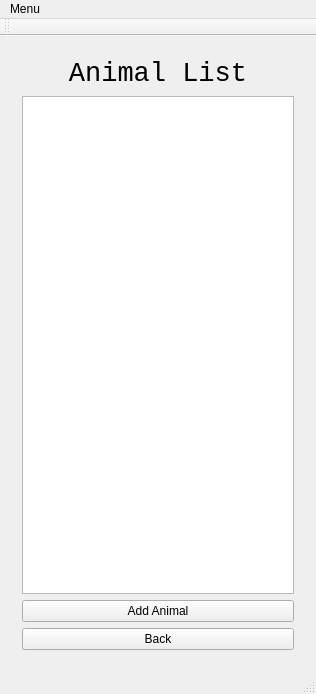
This is cuACS/mainwindow.ui in husseinkhlawey/NullPointerException as Qt 5 draws it before an edit. The edited form follows.
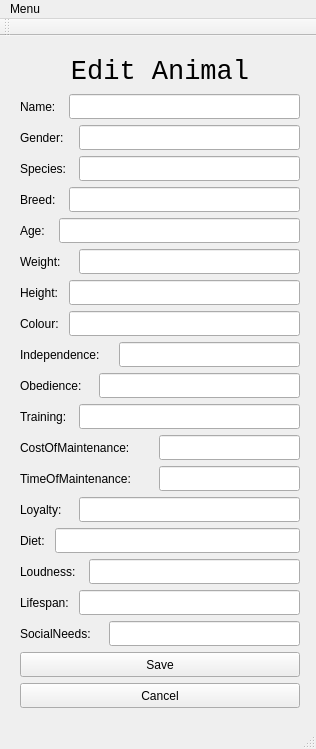
This is the edited form.

Commit message: all clients added and edit animal GUI :incognito:

```diff
--- a/cuACS/mainwindow.ui
+++ b/cuACS/mainwindow.ui
@@ -7,18 +7,18 @@
     <x>0</x>
     <y>0</y>
     <width>316</width>
-    <height>687</height>
+    <height>749</height>
    </rect>
   </property>
   <property name="windowTitle">
    <string>MainWindow</string>
   </property>
   <widget class="QWidget" name="centralWidget">
-   <layout class="QHBoxLayout" name="horizontalLayout_2">
+   <layout class="QVBoxLayout" name="verticalLayout_12">
     <item>
      <widget class="QStackedWidget" name="stackedWidget">
       <property name="currentIndex">
-       <number>5</number>
+       <number>11</number>
       </property>
       <widget class="QWidget" name="page_1">
        <layout class="QVBoxLayout" name="verticalLayout_2">
@@ -622,6 +622,525 @@
         </item>
        </layout>
       </widget>
+      <widget class="QWidget" name="page_5">
+       <widget class="QLineEdit" name="lineEdit_24">
+        <property name="geometry">
+         <rect>
+          <x>108</x>
+          <y>295</y>
+          <width>181</width>
+          <height>25</height>
+         </rect>
+        </property>
+        <property name="text">
+         <string/>
+        </property>
+       </widget>
+       <widget class="QLabel" name="label_12">
+        <property name="geometry">
+         <rect>
+          <x>9</x>
+          <y>9</y>
+          <width>280</width>
+          <height>32</height>
+         </rect>
+        </property>
+        <property name="font">
+         <font>
+          <family>Liberation Mono</family>
+          <pointsize>20</pointsize>
+         </font>
+        </property>
+        <property name="text">
+         <string>Edit Animal</string>
+        </property>
+        <property name="alignment">
+         <set>Qt::AlignCenter</set>
+        </property>
+       </widget>
+       <widget class="QPushButton" name="pushButton_22">
+        <property name="geometry">
+         <rect>
+          <x>9</x>
+          <y>636</y>
+          <width>280</width>
+          <height>25</height>
+         </rect>
+        </property>
+        <property name="text">
+         <string>Cancel</string>
+        </property>
+       </widget>
+       <widget class="QLineEdit" name="lineEdit_25">
+        <property name="geometry">
+         <rect>
+          <x>68</x>
+          <y>109</y>
+          <width>221</width>
+          <height>25</height>
+         </rect>
+        </property>
+        <property name="text">
+         <string/>
+        </property>
+       </widget>
+       <widget class="QLineEdit" name="lineEdit_26">
+        <property name="geometry">
+         <rect>
+          <x>68</x>
+          <y>450</y>
+          <width>221</width>
+          <height>25</height>
+         </rect>
+        </property>
+        <property name="text">
+         <string/>
+        </property>
+       </widget>
+       <widget class="QLineEdit" name="lineEdit_27">
+        <property name="geometry">
+         <rect>
+          <x>68</x>
+          <y>543</y>
+          <width>221</width>
+          <height>25</height>
+         </rect>
+        </property>
+        <property name="text">
+         <string/>
+        </property>
+       </widget>
+       <widget class="QPushButton" name="pushButton_23">
+        <property name="geometry">
+         <rect>
+          <x>9</x>
+          <y>605</y>
+          <width>280</width>
+          <height>25</height>
+         </rect>
+        </property>
+        <property name="text">
+         <string>Save</string>
+        </property>
+       </widget>
+       <widget class="QLineEdit" name="lineEdit_28">
+        <property name="geometry">
+         <rect>
+          <x>68</x>
+          <y>357</y>
+          <width>221</width>
+          <height>25</height>
+         </rect>
+        </property>
+        <property name="text">
+         <string/>
+        </property>
+       </widget>
+       <widget class="QLineEdit" name="lineEdit_29">
+        <property name="geometry">
+         <rect>
+          <x>58</x>
+          <y>47</y>
+          <width>231</width>
+          <height>25</height>
+         </rect>
+        </property>
+        <property name="text">
+         <string/>
+        </property>
+       </widget>
+       <widget class="QLineEdit" name="lineEdit_30">
+        <property name="geometry">
+         <rect>
+          <x>58</x>
+          <y>264</y>
+          <width>231</width>
+          <height>25</height>
+         </rect>
+        </property>
+        <property name="text">
+         <string/>
+        </property>
+       </widget>
+       <widget class="QLineEdit" name="lineEdit_31">
+        <property name="geometry">
+         <rect>
+          <x>78</x>
+          <y>512</y>
+          <width>211</width>
+          <height>25</height>
+         </rect>
+        </property>
+        <property name="text">
+         <string/>
+        </property>
+       </widget>
+       <widget class="QLineEdit" name="lineEdit_32">
+        <property name="geometry">
+         <rect>
+          <x>88</x>
+          <y>326</y>
+          <width>201</width>
+          <height>25</height>
+         </rect>
+        </property>
+        <property name="text">
+         <string/>
+        </property>
+       </widget>
+       <widget class="QLineEdit" name="lineEdit_33">
+        <property name="geometry">
+         <rect>
+          <x>148</x>
+          <y>388</y>
+          <width>141</width>
+          <height>25</height>
+         </rect>
+        </property>
+        <property name="text">
+         <string/>
+        </property>
+       </widget>
+       <widget class="QLineEdit" name="lineEdit_34">
+        <property name="geometry">
+         <rect>
+          <x>68</x>
+          <y>78</y>
+          <width>221</width>
+          <height>25</height>
+         </rect>
+        </property>
+        <property name="text">
+         <string/>
+        </property>
+       </widget>
+       <widget class="QLineEdit" name="lineEdit_35">
+        <property name="geometry">
+         <rect>
+          <x>98</x>
+          <y>574</y>
+          <width>191</width>
+          <height>25</height>
+         </rect>
+        </property>
+        <property name="text">
+         <string/>
+        </property>
+       </widget>
+       <widget class="QLineEdit" name="lineEdit_36">
+        <property name="geometry">
+         <rect>
+          <x>58</x>
+          <y>233</y>
+          <width>231</width>
+          <height>25</height>
+         </rect>
+        </property>
+        <property name="text">
+         <string/>
+        </property>
+       </widget>
+       <widget class="QLineEdit" name="lineEdit_37">
+        <property name="geometry">
+         <rect>
+          <x>148</x>
+          <y>419</y>
+          <width>141</width>
+          <height>25</height>
+         </rect>
+        </property>
+        <property name="text">
+         <string/>
+        </property>
+       </widget>
+       <widget class="QLineEdit" name="lineEdit_38">
+        <property name="geometry">
+         <rect>
+          <x>48</x>
+          <y>171</y>
+          <width>241</width>
+          <height>25</height>
+         </rect>
+        </property>
+        <property name="text">
+         <string/>
+        </property>
+       </widget>
+       <widget class="QLineEdit" name="lineEdit_39">
+        <property name="geometry">
+         <rect>
+          <x>44</x>
+          <y>481</y>
+          <width>245</width>
+          <height>25</height>
+         </rect>
+        </property>
+        <property name="text">
+         <string/>
+        </property>
+       </widget>
+       <widget class="QLineEdit" name="lineEdit_40">
+        <property name="geometry">
+         <rect>
+          <x>68</x>
+          <y>202</y>
+          <width>221</width>
+          <height>25</height>
+         </rect>
+        </property>
+        <property name="text">
+         <string/>
+        </property>
+       </widget>
+       <widget class="QLineEdit" name="lineEdit_41">
+        <property name="geometry">
+         <rect>
+          <x>58</x>
+          <y>140</y>
+          <width>231</width>
+          <height>25</height>
+         </rect>
+        </property>
+        <property name="text">
+         <string/>
+        </property>
+       </widget>
+       <widget class="QLabel" name="label_13">
+        <property name="geometry">
+         <rect>
+          <x>9</x>
+          <y>574</y>
+          <width>91</width>
+          <height>25</height>
+         </rect>
+        </property>
+        <property name="text">
+         <string>SocialNeeds:</string>
+        </property>
+       </widget>
+       <widget class="QLabel" name="label_14">
+        <property name="geometry">
+         <rect>
+          <x>9</x>
+          <y>543</y>
+          <width>61</width>
+          <height>25</height>
+         </rect>
+        </property>
+        <property name="text">
+         <string>Lifespan:</string>
+        </property>
+       </widget>
+       <widget class="QLabel" name="label_15">
+        <property name="geometry">
+         <rect>
+          <x>9</x>
+          <y>512</y>
+          <width>71</width>
+          <height>25</height>
+         </rect>
+        </property>
+        <property name="text">
+         <string>Loudness:</string>
+        </property>
+       </widget>
+       <widget class="QLabel" name="label_16">
+        <property name="geometry">
+         <rect>
+          <x>9</x>
+          <y>481</y>
+          <width>31</width>
+          <height>25</height>
+         </rect>
+        </property>
+        <property name="text">
+         <string>Diet:</string>
+        </property>
+       </widget>
+       <widget class="QLabel" name="label_17">
+        <property name="geometry">
+         <rect>
+          <x>9</x>
+          <y>450</y>
+          <width>51</width>
+          <height>25</height>
+         </rect>
+        </property>
+        <property name="text">
+         <string>Loyalty:</string>
+        </property>
+       </widget>
+       <widget class="QLabel" name="label_18">
+        <property name="geometry">
+         <rect>
+          <x>9</x>
+          <y>419</y>
+          <width>141</width>
+          <height>25</height>
+         </rect>
+        </property>
+        <property name="text">
+         <string>TimeOfMaintenance:</string>
+        </property>
+       </widget>
+       <widget class="QLabel" name="label_19">
+        <property name="geometry">
+         <rect>
+          <x>9</x>
+          <y>388</y>
+          <width>131</width>
+          <height>25</height>
+         </rect>
+        </property>
+        <property name="text">
+         <string>CostOfMaintenance:</string>
+        </property>
+       </widget>
+       <widget class="QLabel" name="label_20">
+        <property name="geometry">
+         <rect>
+          <x>9</x>
+          <y>357</y>
+          <width>61</width>
+          <height>25</height>
+         </rect>
+        </property>
+        <property name="text">
+         <string>Training:</string>
+        </property>
+       </widget>
+       <widget class="QLabel" name="label_21">
+        <property name="geometry">
+         <rect>
+          <x>9</x>
+          <y>326</y>
+          <width>81</width>
+          <height>25</height>
+         </rect>
+        </property>
+        <property name="text">
+         <string>Obedience:</string>
+        </property>
+       </widget>
+       <widget class="QLabel" name="label_22">
+        <property name="geometry">
+         <rect>
+          <x>9</x>
+          <y>295</y>
+          <width>101</width>
+          <height>25</height>
+         </rect>
+        </property>
+        <property name="text">
+         <string>Independence:</string>
+        </property>
+       </widget>
+       <widget class="QLabel" name="label_23">
+        <property name="geometry">
+         <rect>
+          <x>9</x>
+          <y>264</y>
+          <width>51</width>
+          <height>25</height>
+         </rect>
+        </property>
+        <property name="text">
+         <string>Colour:</string>
+        </property>
+       </widget>
+       <widget class="QLabel" name="label_24">
+        <property name="geometry">
+         <rect>
+          <x>9</x>
+          <y>233</y>
+          <width>51</width>
+          <height>25</height>
+         </rect>
+        </property>
+        <property name="text">
+         <string>Height:</string>
+        </property>
+       </widget>
+       <widget class="QLabel" name="label_25">
+        <property name="geometry">
+         <rect>
+          <x>9</x>
+          <y>202</y>
+          <width>51</width>
+          <height>25</height>
+         </rect>
+        </property>
+        <property name="text">
+         <string>Weight:</string>
+        </property>
+       </widget>
+       <widget class="QLabel" name="label_26">
+        <property name="geometry">
+         <rect>
+          <x>9</x>
+          <y>171</y>
+          <width>51</width>
+          <height>25</height>
+         </rect>
+        </property>
+        <property name="text">
+         <string>Age:</string>
+        </property>
+       </widget>
+       <widget class="QLabel" name="label_27">
+        <property name="geometry">
+         <rect>
+          <x>9</x>
+          <y>140</y>
+          <width>51</width>
+          <height>25</height>
+         </rect>
+        </property>
+        <property name="text">
+         <string>Breed:</string>
+        </property>
+       </widget>
+       <widget class="QLabel" name="label_28">
+        <property name="geometry">
+         <rect>
+          <x>9</x>
+          <y>109</y>
+          <width>61</width>
+          <height>25</height>
+         </rect>
+        </property>
+        <property name="text">
+         <string>Species:</string>
+        </property>
+       </widget>
+       <widget class="QLabel" name="label_29">
+        <property name="geometry">
+         <rect>
+          <x>9</x>
+          <y>78</y>
+          <width>61</width>
+          <height>25</height>
+         </rect>
+        </property>
+        <property name="text">
+         <string>Gender:</string>
+        </property>
+       </widget>
+       <widget class="QLabel" name="label_30">
+        <property name="geometry">
+         <rect>
+          <x>9</x>
+          <y>47</y>
+          <width>51</width>
+          <height>25</height>
+         </rect>
+        </property>
+        <property name="text">
+         <string>Name:</string>
+        </property>
+       </widget>
+      </widget>
+      <widget class="QWidget" name="page_6"/>
      </widget>
     </item>
    </layout>
```
The commit also changes 5 other files.
